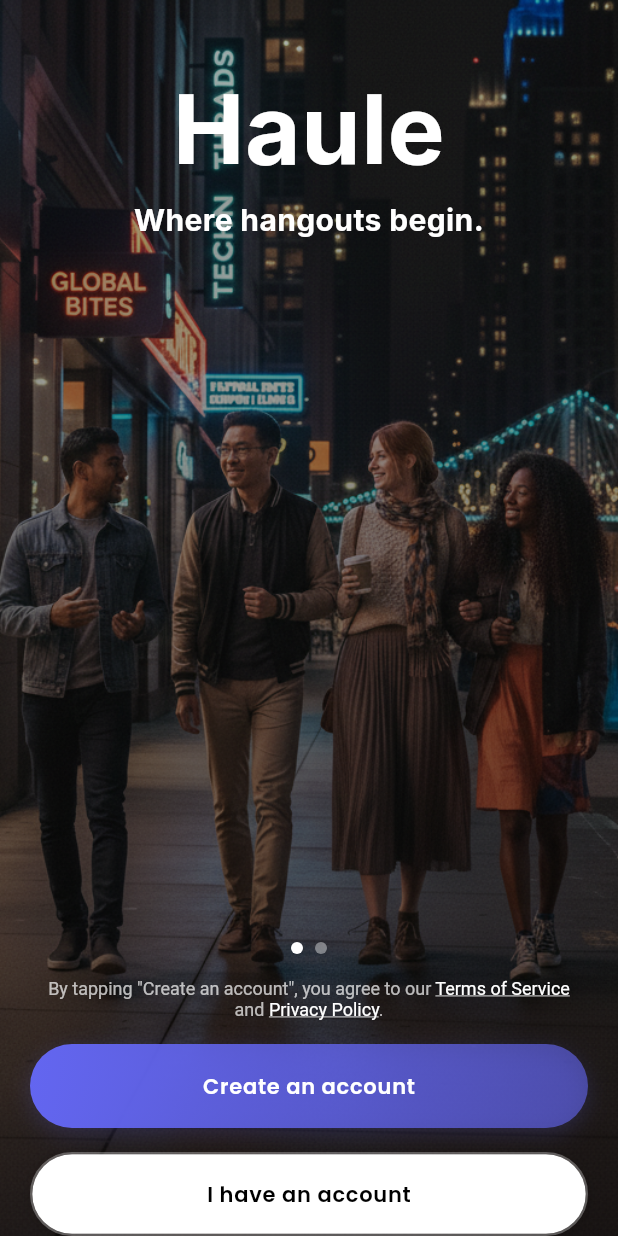
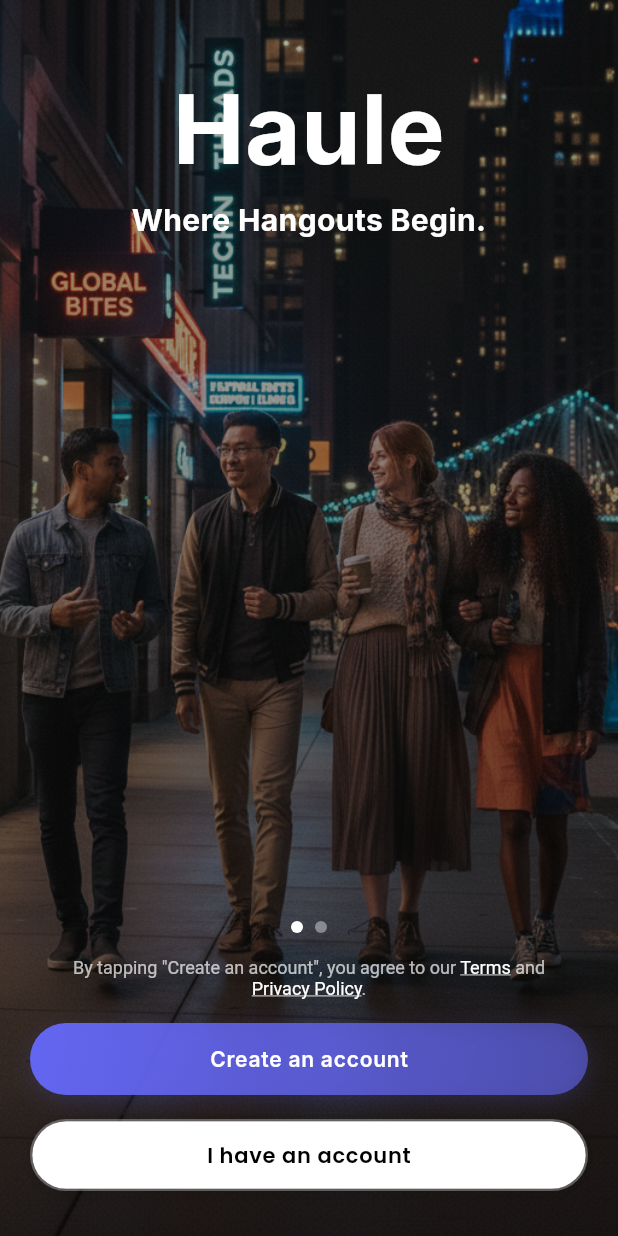
Before and after one commit to alan4213/Hangbuddy, a Flutter app: the screen it shows after launch, on a phone screen of 412 x 824 dp. Run offline on Flutter 3.47's test engine with Material 3 defaults, Android fonts, the phone set to English and light mode, and no system bars; our stand-ins replace cloud_firestore, firebase_auth, firebase_core, firebase_messaging, firebase_storage, flutter_secure_storage and 10 more; missing offline and left inert: crop_your_image; accounts and stored records are empty.

Commit message:
Bottom ui change

```diff
--- a/lib/screens/get_started_screen.dart
+++ b/lib/screens/get_started_screen.dart
@@ -100,10 +100,10 @@ class _GetStartedScreenState extends State<GetStartedScreen> {
                         textAlign: TextAlign.center,
                       ),
                       Text(
-                        'Where hangouts begin.',
+                        'Where Hangouts Begin.',
                         style: GoogleFonts.inter(
                           fontSize: 20,
-                          fontWeight: FontWeight.bold,
+                          fontWeight: FontWeight.w700,
                           color: Colors.white,
                         ),
                         textAlign: TextAlign.center,
@@ -117,7 +117,7 @@ class _GetStartedScreenState extends State<GetStartedScreen> {
                 // Bottom sheet container
                 Container(
                   width: double.infinity,
-                  padding: EdgeInsets.fromLTRB(20, 16, 20, 0),
+                  padding: EdgeInsets.fromLTRB(20, 16, 20, 30),
                   decoration: BoxDecoration(
                     color: Colors.transparent,
                     borderRadius: BorderRadius.only(
@@ -164,7 +164,7 @@ class _GetStartedScreenState extends State<GetStartedScreen> {
                             children: [
                               TextSpan(text: 'By tapping "Create an account", you agree to our '),
                               TextSpan(
-                                text: 'Terms of Service',
+                                text: 'Terms',
                                 style: TextStyle(
                                   decoration: TextDecoration.underline,
                                   color: Colors.white,
@@ -213,7 +213,7 @@ class _GetStartedScreenState extends State<GetStartedScreen> {
                       // I have an account button
                       Container(
                         width: double.infinity,
-                        height: 56,
+                        height: 48,
                         decoration: BoxDecoration(
                           borderRadius: BorderRadius.circular(28),
                           border: Border.all(
--- a/lib/widgets/loading_widget.dart
+++ b/lib/widgets/loading_widget.dart
@@ -62,7 +62,7 @@ class LoadingButton extends StatelessWidget {
   Widget build(BuildContext context) {
     return Container(
       width: double.infinity,
-      height: 56,
+      height: 48,
       decoration: BoxDecoration(
         gradient: LinearGradient(
           colors: [
@@ -99,7 +99,7 @@ class LoadingButton extends StatelessWidget {
                   )
                 : Text(
                     text,
-                    style: GoogleFonts.poppins(
+                    style: GoogleFonts.inter(
                       fontSize: fontSize,
                       fontWeight: FontWeight.w600,
                       color: Colors.white,
```
